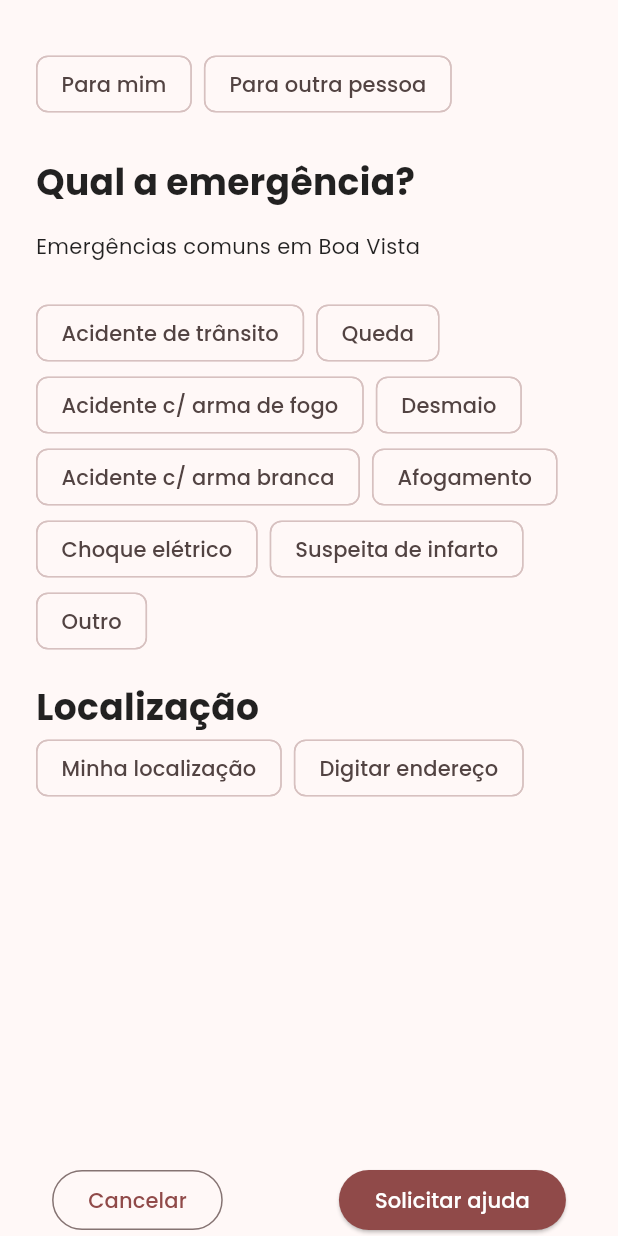
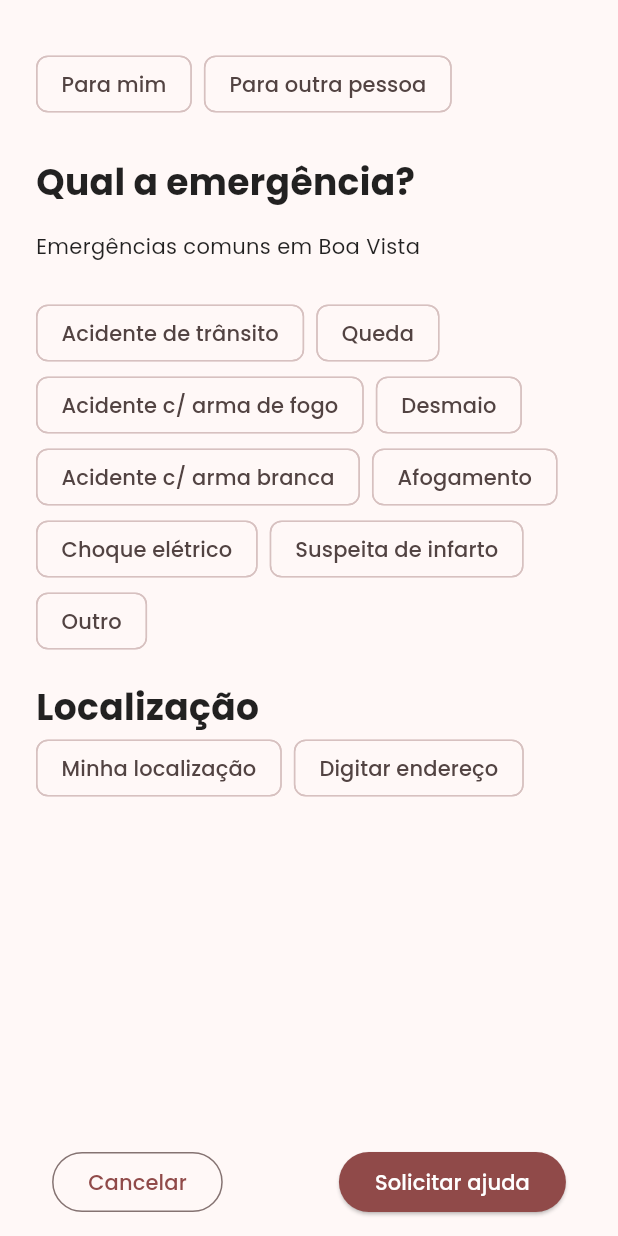
Before and after one commit to ipesoft-rr/atendimento_samu_app, a Flutter app: the screen it shows once a user with an empty profile is signed in, after a tap on "SOLICITAR AJUDA!", on a phone screen of 412 x 824 dp. Run offline on Flutter 3.47's test engine with Material 2 defaults, Android fonts, the phone set to English and light mode, and no system bars; our stand-ins replace cloud_firestore, firebase_auth, firebase_core, go_router, google_fonts, lottie; accounts and stored records are empty; network calls fail.

Commit message:
feat: adding signUpOrSignIn component

```diff
--- a/lib/main.dart
+++ b/lib/main.dart
@@ -7,8 +7,6 @@ import 'package:google_fonts/google_fonts.dart';
 import 'package:firebase_core/firebase_core.dart';
 import 'package:atendimento_samu_app/firebase_options.dart';
 
-import 'package:atendimento_samu_app/screens/signin.dart';
-import 'package:atendimento_samu_app/screens/signup.dart';
 import 'package:provider/provider.dart';
 
 import 'screens/chat.dart';
@@ -38,18 +36,6 @@ final GoRouter _router = GoRouter(
         return const AuthGate();
       },
       routes: <RouteBase>[
-        GoRoute(
-          path: 'signin',
-          builder: (BuildContext context, GoRouterState state) {
-            return const SignIn();
-          },
-        ),
-        GoRoute(
-          path: 'signup',
-          builder: (BuildContext context, GoRouterState state) {
-            return const SignUp();
-          },
-        ),
         GoRoute(
           path: 'details',
           builder: (BuildContext context, GoRouterState state) {
--- a/lib/screens/emergency_details.dart
+++ b/lib/screens/emergency_details.dart
@@ -188,6 +188,8 @@ class _EmergencyDetailsState extends State<EmergencyDetails> {
         ),
       ),
       bottomNavigationBar: SafeArea(
+        child: Padding(
+          padding: const EdgeInsets.symmetric(vertical: 12),
           child: Row(
             mainAxisAlignment: MainAxisAlignment.spaceEvenly,
             children: [
@@ -219,6 +221,7 @@ class _EmergencyDetailsState extends State<EmergencyDetails> {
             ],
           ),
         ),
+      ),
     );
   }
 }
--- a/lib/screens/home.dart
+++ b/lib/screens/home.dart
@@ -48,7 +48,7 @@ class _HomeScreenState extends State<HomeScreen> {
               padding: const EdgeInsets.all(24),
               children: [
                 const Text(
-                  'Bem vindo, Pedro!',
+                  'Bem vindo!',
                   style: TextStyle(
                     fontSize: 32.0,
                     fontWeight: FontWeight.bold,
@@ -73,18 +73,6 @@ class _HomeScreenState extends State<HomeScreen> {
                     style: TextStyle(
                       color: Colors.white,
                     ),
-                  ),
-                ),
-                ElevatedButton(
-                  onPressed: () => context.go('/signin'),
-                  child: const Text(
-                    'Sign In',
-                  ),
-                ),
-                ElevatedButton(
-                  onPressed: () => context.go('/signup'),
-                  child: const Text(
-                    'Sign Up',
                   ),
                 ),
                 const SizedBox(
--- a/lib/screens/signin.dart
+++ b/lib/screens/signin.dart
@@ -7,7 +7,8 @@ import 'package:atendimento_samu_app/components/my_button.dart';
 import 'package:atendimento_samu_app/components/my_text_field.dart';
 
 class SignIn extends StatefulWidget {
-  const SignIn({super.key});
+  final void Function()? onTap;
+  const SignIn({super.key, required this.onTap});
 
   @override
   State<SignIn> createState() => _SignInState();
@@ -80,13 +81,19 @@ class _SignInState extends State<SignIn> {
                 const SizedBox(
                   height: 20,
                 ),
-                const Row(
+                Row(
                   children: [
-                    Text('Não possui conta?'),
-                    SizedBox(
+                    const Text('Não possui conta?'),
+                    const SizedBox(
                       width: 4,
                     ),
-                    Text('Registrar-se')
+                    GestureDetector(
+                      onTap: widget.onTap,
+                      child: const Text(
+                        'Registrar-se',
+                        style: TextStyle(fontWeight: FontWeight.bold),
+                      ),
+                    )
                   ],
                 )
               ],
--- a/lib/screens/signup.dart
+++ b/lib/screens/signup.dart
@@ -1,11 +1,14 @@
-import 'package:atendimento_samu_app/components/my_button.dart';
-import 'package:atendimento_samu_app/components/my_text_field.dart';
-import 'package:atendimento_samu_app/services/auth/auth_service.dart';
 import 'package:flutter/material.dart';
 import 'package:provider/provider.dart';
 
+import 'package:atendimento_samu_app/services/auth/auth_service.dart';
+
+import 'package:atendimento_samu_app/components/my_button.dart';
+import 'package:atendimento_samu_app/components/my_text_field.dart';
+
 class SignUp extends StatefulWidget {
-  const SignUp({super.key});
+  final void Function()? onTap;
+  const SignUp({super.key, required this.onTap});
 
   @override
   State<SignUp> createState() => _SignUpState();
@@ -17,30 +20,34 @@ class _SignUpState extends State<SignUp> {
   final confirmPasswordController = TextEditingController();
 
   void signUp() async {
-    if (passwordController.text != confirmPasswordController.text) {
-      ScaffoldMessenger.of(context).showSnackBar(
-        const SnackBar(
-          content: Text('Senhas não conferem.'),
-        ),
-      );
-      return;
-    }
-
     final authService = Provider.of<AuthService>(context, listen: false);
 
     try {
-      await authService.signUpWithEmailAndPassword(
-          emailController.text, passwordController.text);
+      if (passwordController.text == confirmPasswordController.text) {
+        await authService.signUpWithEmailAndPassword(
+          emailController.text,
+          passwordController.text,
+        );
+      } else {
+        ScaffoldMessenger.of(context).showSnackBar(
+          const SnackBar(
+            content: Text('Os textos não conferem'),
+          ),
+        );
+      }
     } catch (e) {
-      ScaffoldMessenger.of(context)
-          .showSnackBar(SnackBar(content: Text(e.toString())));
+      ScaffoldMessenger.of(context).showSnackBar(
+        SnackBar(
+          content: Text(e.toString()),
+        ),
+      );
     }
   }
 
   @override
   Widget build(BuildContext context) {
     return Scaffold(
-      backgroundColor: Colors.grey[300],
+      backgroundColor: Colors.white,
       body: SafeArea(
         child: Center(
           child: Padding(
@@ -51,10 +58,21 @@ class _SignUpState extends State<SignUp> {
                 const Icon(
                   Icons.message,
                   size: 80,
+                  color: Colors.white,
+                ),
+                const Image(
+                  image: AssetImage('assets/logo-red.png'),
+                  height: 100,
+                ),
+                const Text(
+                  'Registrar-se',
+                  style: TextStyle(
+                    fontSize: 24,
+                  ),
                 ),
                 MyTextField(
                   controller: emailController,
-                  hintText: 'Email',
+                  hintText: 'E-mail',
                   obscureText: false,
                 ),
                 const SizedBox(
@@ -62,15 +80,39 @@ class _SignUpState extends State<SignUp> {
                 ),
                 MyTextField(
                   controller: passwordController,
-                  hintText: 'Password',
+                  hintText: 'Senha',
                   obscureText: true,
+                ),
+                const SizedBox(
+                  height: 20,
                 ),
                 MyTextField(
                   controller: confirmPasswordController,
-                  hintText: 'Confirm Password',
+                  hintText: 'Confirmar senha',
                   obscureText: true,
                 ),
-                MyButton(onTap: signUp, text: 'Sign Up'),
+                const SizedBox(
+                  height: 20,
+                ),
+                MyButton(onTap: signUp, text: 'Criar conta'),
+                const SizedBox(
+                  height: 20,
+                ),
+                Row(
+                  children: [
+                    const Text('Já possui conta?'),
+                    const SizedBox(
+                      width: 4,
+                    ),
+                    GestureDetector(
+                      onTap: widget.onTap,
+                      child: const Text(
+                        'Entrar',
+                        style: TextStyle(fontWeight: FontWeight.bold),
+                      ),
+                    )
+                  ],
+                )
               ],
             ),
           ),
--- a/lib/services/auth/auth_gate.dart
+++ b/lib/services/auth/auth_gate.dart
@@ -1,4 +1,4 @@
-import 'package:atendimento_samu_app/screens/signin.dart';
+import 'package:atendimento_samu_app/services/auth/signin_or_signup.dart';
 import 'package:flutter/material.dart';
 import 'package:firebase_auth/firebase_auth.dart';
 import 'package:atendimento_samu_app/screens/home.dart';
@@ -15,7 +15,7 @@ class AuthGate extends StatelessWidget {
           if (snapshot.hasData) {
             return const HomeScreen(title: 'Início');
           } else {
-            return const SignIn();
+            return const SignInOrSignUp();
           }
         },
       ),
--- a/lib/services/auth/signin_or_signup.dart
+++ b/lib/services/auth/signin_or_signup.dart
@@ -1,10 +1,29 @@
+import 'package:atendimento_samu_app/screens/signin.dart';
+import 'package:atendimento_samu_app/screens/signup.dart';
 import 'package:flutter/material.dart';
 
-class SignInOrSignUp extends StatelessWidget {
+class SignInOrSignUp extends StatefulWidget {
   const SignInOrSignUp({super.key});
 
   @override
+  State<SignInOrSignUp> createState() => _SignInOrSignUpState();
+}
+
+class _SignInOrSignUpState extends State<SignInOrSignUp> {
+  bool showSignInPage = true;
+
+  void togglePages() {
+    setState(() {
+      showSignInPage = !showSignInPage;
+    });
+  }
+
+  @override
   Widget build(BuildContext context) {
-    return const Placeholder();
+    if (showSignInPage) {
+      return SignIn(onTap: () => togglePages());
+    }
+
+    return SignUp(onTap: () => togglePages());
   }
 }
```
Lines whose indentation alone changed are shown as unchanged.
